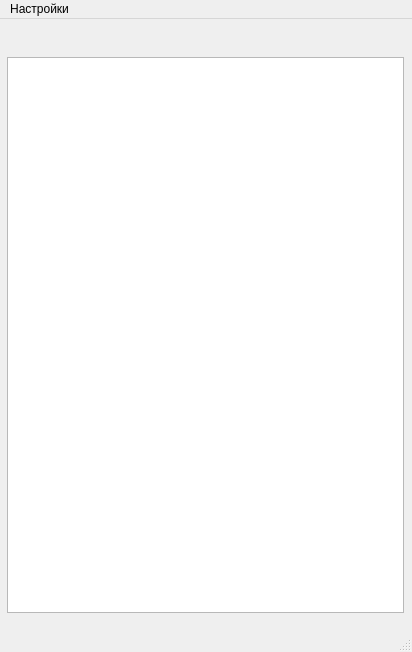
First picture: the form in src/design.ui, repository oborichkin/barcode-reader, before the edit.
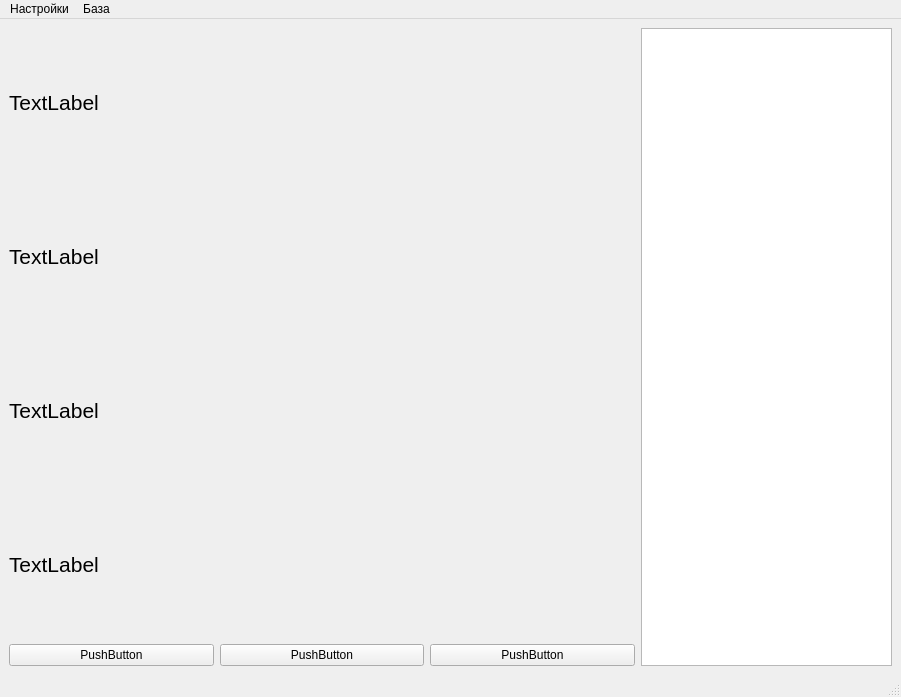
Second picture: the form after the edit.

```diff
--- a/src/design.ui
+++ b/src/design.ui
@@ -6,12 +6,12 @@
    <rect>
     <x>0</x>
     <y>0</y>
-    <width>412</width>
-    <height>652</height>
+    <width>901</width>
+    <height>697</height>
    </rect>
   </property>
   <property name="sizePolicy">
-   <sizepolicy hsizetype="Fixed" vsizetype="Fixed">
+   <sizepolicy hsizetype="Maximum" vsizetype="Maximum">
     <horstretch>0</horstretch>
     <verstretch>0</verstretch>
    </sizepolicy>
@@ -20,61 +20,116 @@
    <string>BarcodeScanner101</string>
   </property>
   <widget class="QWidget" name="centralwidget">
-   <widget class="QWidget" name="verticalLayoutWidget">
-    <property name="geometry">
-     <rect>
-      <x>0</x>
-      <y>0</y>
-      <width>411</width>
-      <height>601</height>
-     </rect>
-    </property>
-    <layout class="QVBoxLayout" name="verticalLayout">
-     <property name="spacing">
-      <number>7</number>
-     </property>
+   <layout class="QGridLayout" name="gridLayout">
+    <item row="0" column="0">
+     <layout class="QHBoxLayout" name="MainLayout" stretch="5,2">
      <property name="sizeConstraint">
-      <enum>QLayout::SetDefaultConstraint</enum>
-     </property>
-     <property name="leftMargin">
-      <number>7</number>
-     </property>
-     <property name="topMargin">
-      <number>7</number>
-     </property>
-     <property name="rightMargin">
-      <number>7</number>
-     </property>
-     <property name="bottomMargin">
-      <number>7</number>
-     </property>
+       <enum>QLayout::SetMaximumSize</enum>
+      </property>
+      <item>
+       <layout class="QVBoxLayout" name="MainInfoLayout">
+        <item>
+         <widget class="QLabel" name="Name">
+          <property name="font">
+           <font>
+            <pointsize>16</pointsize>
+            <weight>50</weight>
+            <bold>false</bold>
+           </font>
+          </property>
+          <property name="text">
+           <string>TextLabel</string>
+          </property>
+         </widget>
+        </item>
+        <item>
+         <widget class="QLabel" name="StorageType">
+          <property name="font">
+           <font>
+            <pointsize>16</pointsize>
+            <weight>50</weight>
+            <bold>false</bold>
+           </font>
+          </property>
+          <property name="text">
+           <string>TextLabel</string>
+          </property>
+         </widget>
+        </item>
      <item>
-      <widget class="QLabel" name="currentBarcode">
+         <widget class="QLabel" name="Packaging">
        <property name="font">
         <font>
          <pointsize>16</pointsize>
+            <weight>50</weight>
+            <bold>false</bold>
         </font>
        </property>
        <property name="text">
-        <string/>
-       </property>
-       <property name="alignment">
-        <set>Qt::AlignCenter</set>
-       </property>
+           <string>TextLabel</string>
+          </property>
+         </widget>
+        </item>
+        <item>
+         <widget class="QLabel" name="Weight">
+          <property name="font">
+           <font>
+            <pointsize>16</pointsize>
+            <weight>50</weight>
+            <bold>false</bold>
+           </font>
+          </property>
+          <property name="text">
+           <string>TextLabel</string>
+          </property>
       </widget>
      </item>
      <item>
-      <widget class="QListWidget" name="barcodeHistory"/>
-     </item>
-    </layout>
-   </widget>
+         <layout class="QHBoxLayout" name="InputLayout">
+          <item>
+           <widget class="QPushButton" name="pushButton_2">
+            <property name="text">
+             <string>PushButton</string>
+            </property>
+           </widget>
+          </item>
+          <item>
+           <widget class="QPushButton" name="pushButton_3">
+            <property name="text">
+             <string>PushButton</string>
+            </property>
+           </widget>
+          </item>
+          <item>
+           <widget class="QPushButton" name="pushButton">
+            <property name="text">
+             <string>PushButton</string>
+            </property>
+           </widget>
+          </item>
+         </layout>
+        </item>
+       </layout>
+      </item>
+      <item>
+       <widget class="QListWidget" name="BarcodeHistory">
+        <property name="font">
+         <font>
+          <pointsize>16</pointsize>
+         </font>
+        </property>
+       </widget>
+      </item>
+     </layout>
+    </item>
+   </layout>
   </widget>
   <widget class="QMenuBar" name="menubar">
    <property name="geometry">
     <rect>
      <x>0</x>
      <y>0</y>
-     <width>412</width>
+     <width>901</width>
      <height>26</height>
     </rect>
    </property>
@@ -90,7 +145,14 @@
     </widget>
     <addaction name="menuCOM"/>
    </widget>
+   <widget class="QMenu" name="database">
+    <property name="title">
+     <string>База</string>
+    </property>
+    <addaction name="loadDb"/>
+   </widget>
    <addaction name="settings"/>
+   <addaction name="database"/>
   </widget>
   <widget class="QStatusBar" name="statusBar"/>
   <action name="no_ports">
```
Left out of the diff: 5 changed lines with no effect on the pictures. Lines whose indentation alone changed are shown as unchanged.
